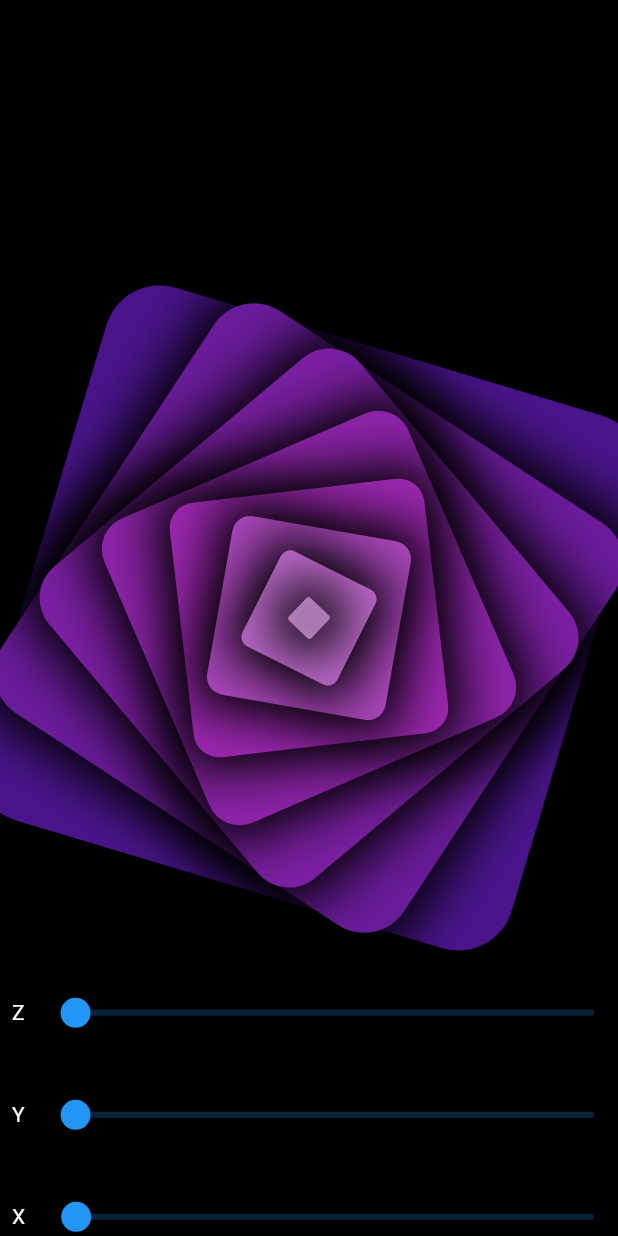
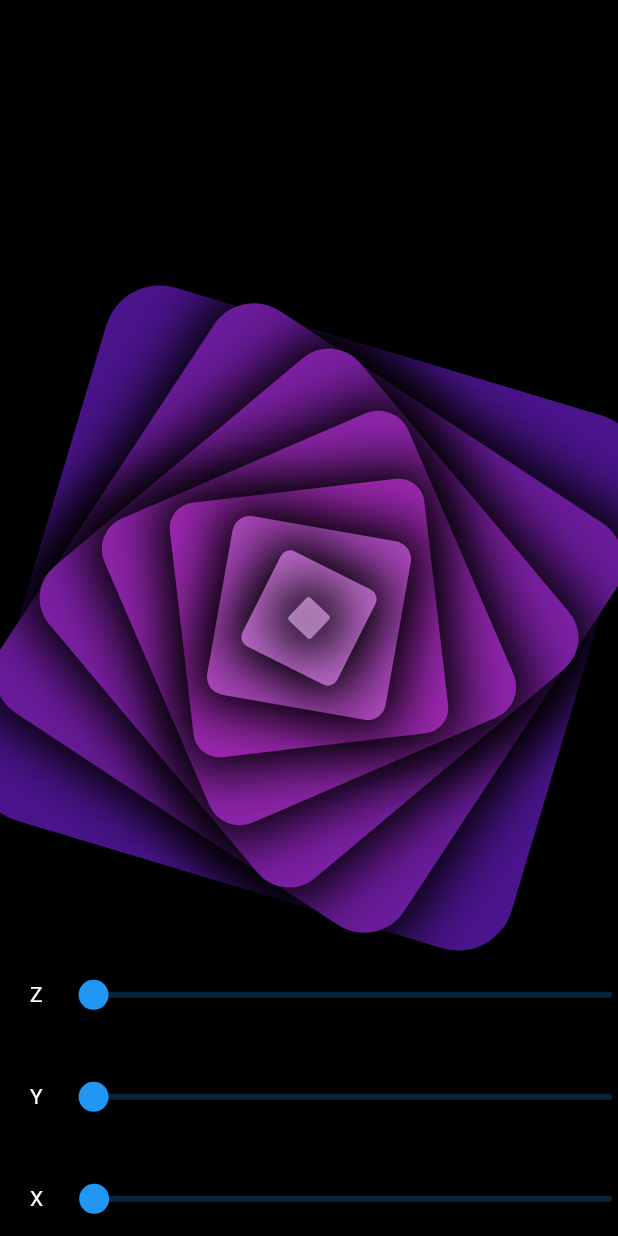
Before and after one commit to noctice007/flutter_designs, a Flutter app: the screen it shows after launch, on a phone screen of 412 x 824 dp. Run offline on Flutter 3.47's test engine with Material 2 defaults, Android fonts, the phone set to English and light mode, and no system bars.

Commit message:
Add Padding

```diff
--- a/lib/main.dart
+++ b/lib/main.dart
@@ -50,7 +50,11 @@ class _HomeState extends State<Home> {
             Positioned(
               bottom: 0,
               child: Padding(
-                padding: const EdgeInsets.all(8.0),
+                padding: const EdgeInsets.only(
+                  left: 20,
+                  bottom: 20,
+                  right: 20,
+                ),
                 child: SizedBox(
                   width: MediaQuery.of(context).size.width,
                   height: MediaQuery.of(context).size.height * 0.2,
```
